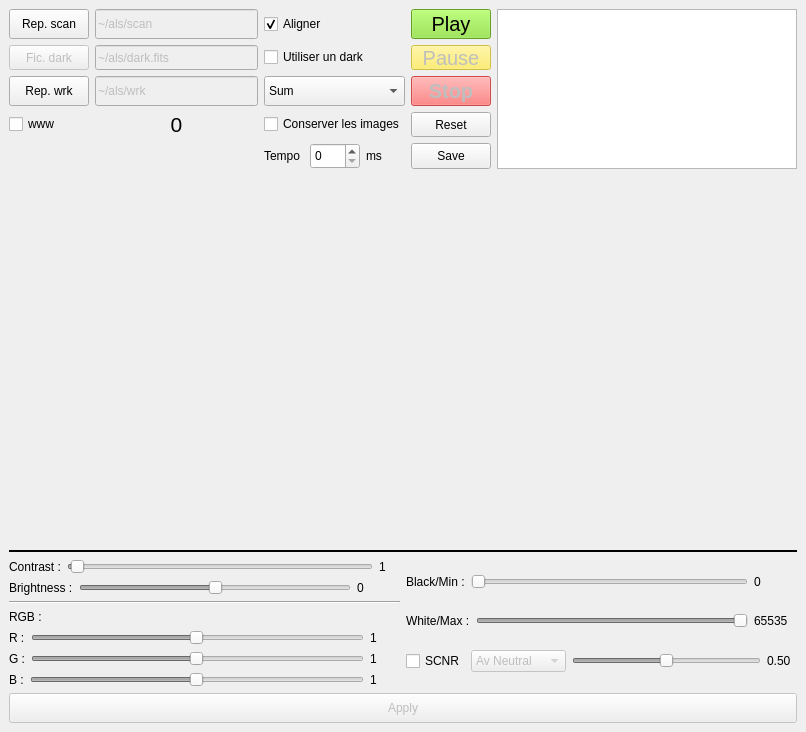
Above: alsui.ui from gehelem/als before the change. Below: the same form after it.
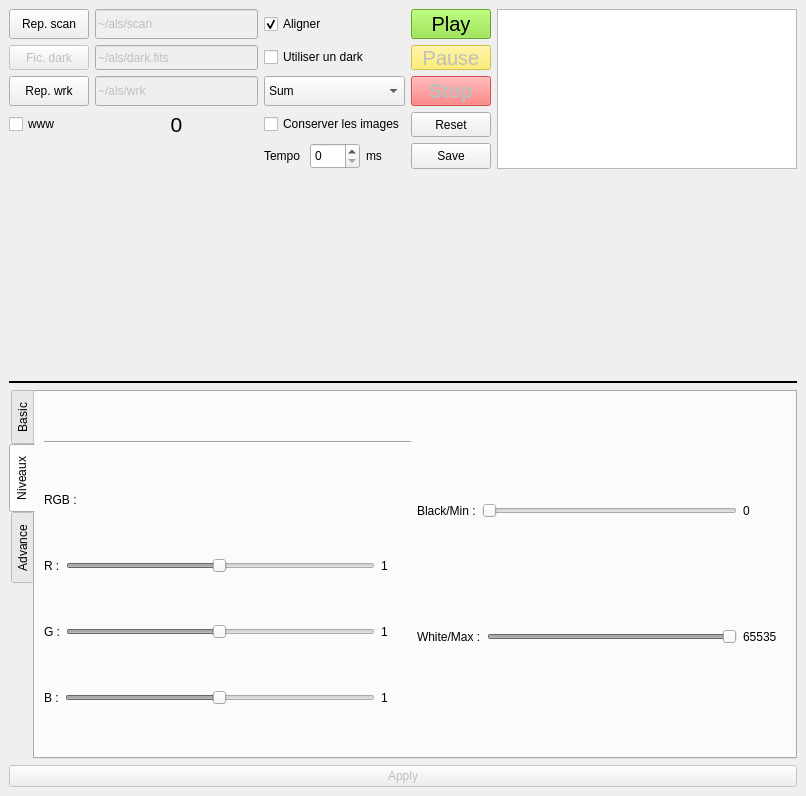
That is the form after the change. The open tabs and pages were chosen to show the change. Icons and pictures are not drawn.

Commit message: add wavelet in gui for postprocess

What changed in the file:
```diff
--- a/alsui.ui
+++ b/alsui.ui
@@ -7,7 +7,7 @@
     <x>0</x>
     <y>0</y>
     <width>806</width>
-    <height>732</height>
+    <height>796</height>
    </rect>
   </property>
   <property name="minimumSize">
@@ -423,9 +423,24 @@
      </widget>
     </item>
     <item>
-     <layout class="QHBoxLayout" name="horizontalLayout_2">
-      <item>
-       <layout class="QVBoxLayout" name="verticalLayout_3">
+     <widget class="QTabWidget" name="postprocess_widget">
+      <property name="minimumSize">
+       <size>
+        <width>0</width>
+        <height>220</height>
+       </size>
+      </property>
+      <property name="tabPosition">
+       <enum>QTabWidget::West</enum>
+      </property>
+      <property name="currentIndex">
+       <number>0</number>
+      </property>
+      <widget class="QWidget" name="basic">
+       <attribute name="title">
+        <string>Basic</string>
+       </attribute>
+       <layout class="QVBoxLayout" name="verticalLayout_4">
         <item>
          <layout class="QHBoxLayout" name="horizontalLayout_3">
           <item>
@@ -557,6 +572,15 @@
           </item>
          </layout>
         </item>
+       </layout>
+      </widget>
+      <widget class="QWidget" name="Niveaux">
+       <attribute name="title">
+        <string>Niveaux</string>
+       </attribute>
+       <layout class="QHBoxLayout" name="horizontalLayout_10">
+        <item>
+         <layout class="QVBoxLayout" name="verticalLayout_3">
         <item>
          <widget class="Line" name="line_2">
           <property name="orientation">
@@ -784,7 +808,7 @@
        </layout>
       </item>
       <item>
-       <layout class="QVBoxLayout" name="verticalLayout_2">
+         <layout class="QVBoxLayout" name="verticalLayout_5">
         <item>
          <layout class="QHBoxLayout" name="horizontalLayout_5">
           <item>
@@ -910,8 +934,15 @@
           </item>
          </layout>
         </item>
-        <item>
-         <layout class="QHBoxLayout" name="horizontalLayout_12">
+         </layout>
+        </item>
+       </layout>
+      </widget>
+      <widget class="QWidget" name="Advance">
+       <attribute name="title">
+        <string>Advance</string>
+       </attribute>
+       <layout class="QVBoxLayout" name="verticalLayout_6">
           <item>
            <layout class="QHBoxLayout" name="horizontalLayout_13">
             <item>
@@ -1004,10 +1035,8 @@
            </layout>
           </item>
          </layout>
-        </item>
-       </layout>
-      </item>
-     </layout>
+      </widget>
+     </widget>
     </item>
     <item>
      <widget class="QPushButton" name="pb_apply_value">
```
Lines whose indentation alone changed are shown as unchanged. The commit also changes 1 other file.
